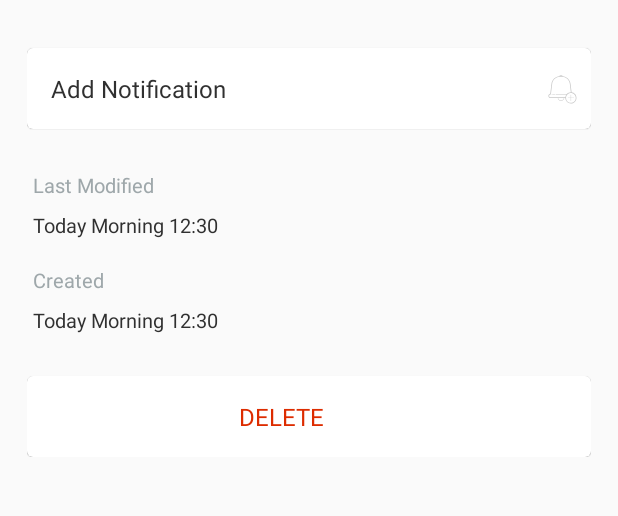
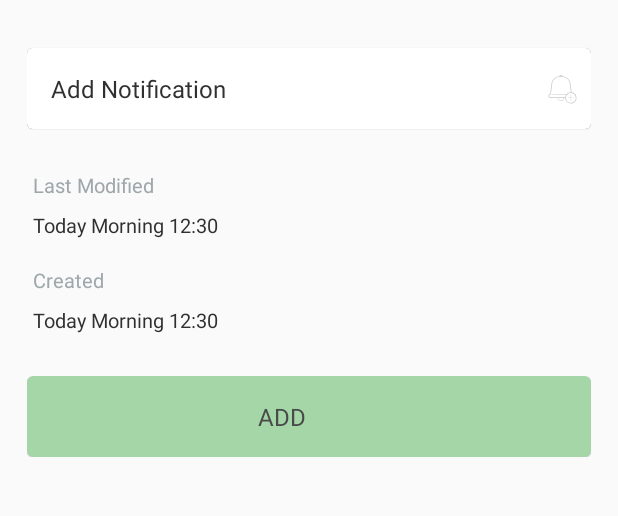
Before and after one commit to ithebk/task_app, an Android app: the AddTaskActivity screen opened directly, with no data from a screen before it, on a phone screen of 412 x 824 dp, the part 127-643 px from its top. Run offline under Robolectric (Android 15) with nearby library versions, the phone set to English and light mode, and no system bars; Roboto replaces fonts that are not available here.

Commit message:
Add tasks is now bottom sheet

```diff
--- a/app/src/main/AndroidManifest.xml
+++ b/app/src/main/AndroidManifest.xml
@@ -9,11 +9,6 @@
         android:roundIcon="@mipmap/ic_launcher_round"
         android:supportsRtl="true"
         android:theme="@style/AppTheme.Light" >
-        <activity
-            android:name=".ui.DrawerActivity"
-            android:label="@string/title_activity_drawer"
-            android:theme="@style/AppTheme.Light.NoActionBar" >
-        </activity>
         <activity android:name=".ui.MainActivity" >
             <intent-filter>
                 <action android:name="android.intent.action.MAIN" />
--- a/app/src/main/java/com/ithebk/tasks/ui/AddTaskActivity.kt
+++ b/app/src/main/java/com/ithebk/tasks/ui/AddTaskActivity.kt
@@ -12,7 +12,7 @@ class AddTaskActivity : AppCompatActivity() {
     private lateinit var editWordView: EditText
     override fun onCreate(savedInstanceState: Bundle?) {
         super.onCreate(savedInstanceState)
-        setContentView(R.layout.activity_add_task)
+        setContentView(R.layout.fragment_layout_add_task)
         editWordView = findViewById(R.id.edit_word)
 
     }
--- a/app/src/main/res/layout/activity_add_task.xml
+++ b/app/src/main/res/layout/fragment_layout_add_task.xml
@@ -4,6 +4,7 @@
         xmlns:tools="http://schemas.android.com/tools"
         xmlns:app="http://schemas.android.com/apk/res-auto"
         android:layout_width="match_parent"
+        android:layout_gravity="bottom"
         android:layout_height="wrap_content"
         android:orientation="vertical"
         tools:context=".ui.MainActivity">
@@ -150,25 +151,27 @@
                 </LinearLayout>
 
                 <androidx.cardview.widget.CardView
+                        android:id="@+id/bt_add_task"
                         android:layout_width="match_parent"
                         app:strokeColor="@color/delete_red"
-                        app:cardBackgroundColor="?colorPrimary"
-                        app:strokeWidth="0.5dp"
+                        app:cardBackgroundColor="@color/done_task"
+                        app:strokeWidth="2dp"
                         app:contentPadding="8dp"
                         app:cardCornerRadius="4dp"
                         app:cardElevation="0.5dp"
                         android:minHeight="50dp"
                         android:layout_marginTop="24dp"
                         android:maxHeight="200dp"
+                        android:foreground="?selectableItemBackgroundBorderless"
                         android:layout_height="wrap_content">
 
                     <TextView
-                            android:text="DELETE"
+                            android:text="ADD"
                             android:layout_gravity="center"
                             android:layout_width="wrap_content"
                             android:layout_height="wrap_content"
                             style="@style/TaskTitleCard"
-                            android:textColor="@color/delete_red"
+                            android:textColor="@color/primary_color_dark"
                             android:layout_alignParentEnd="true"
                             android:layout_marginEnd="18dp"
                             android:fontFamily="@font/roboto_light"/>
--- a/app/src/main/res/layout/main_bottom_layout_sheet.xml
+++ b/app/src/main/res/layout/main_bottom_layout_sheet.xml
@@ -9,10 +9,12 @@
     <TextView
             android:id="@+id/textView"
             android:layout_marginTop="8dp"
-            android:text="Item"
+            android:text="Settings"
             app:layout_constraintEnd_toEndOf="parent"
             app:layout_constraintStart_toStartOf="parent"
             app:layout_constraintTop_toTopOf="parent"
+            android:drawableLeft="@drawable/ic_settings_24dp"
+            android:drawableStart="@drawable/ic_settings_24dp"
             style="@style/ActionItem"
             />
     <TextView
--- a/app/src/main/res/values/styles.xml
+++ b/app/src/main/res/values/styles.xml
@@ -12,6 +12,7 @@
         <item name="secondary_text_color">@color/secondary_text_color_dark</item>
         <item name="task_icon_color">@color/task_icon_color_dark</item>
         <item name="extra_icon_color">@color/extra_icon_color_dark</item>
+        <item name="primary_color">@color/primary_color_dark</item>
         <item name="android:windowLightStatusBar" tools:targetApi="23">true</item>
     </style>
 
@@ -26,6 +27,7 @@
         <item name="secondary_text_color">@color/secondary_text_color_light</item>
         <item name="task_icon_color">@color/task_icon_color_light</item>
         <item name="extra_icon_color">@color/extra_icon_color_light</item>
+        <item name="primary_color">@color/primary_color_light</item>
     </style>
 
     <style name="TaskTitleCard">
@@ -63,6 +65,7 @@
     </style>
     <style name="AppTheme.Light.AppBarOverlay" parent="ThemeOverlay.AppCompat.Dark.ActionBar" />
     <style name="AppTheme.Light.PopupOverlay" parent="ThemeOverlay.AppCompat.Light" />
+
     <style name="ActionItem">
         <item name="android:textSize">@dimen/text_size</item>
         <item name="android:drawablePadding">@dimen/drawable_padding</item>
```
Also changed, not shown: app/src/main/java/com/ithebk/tasks/ui/AddTaskBottomDialogFragment.kt (added, +57 -0 lines), app/src/main/java/com/ithebk/tasks/ui/MainActivity.kt (+39 -13 lines), app/src/main/java/com/ithebk/tasks/ui/MainBottomDialogFragment.kt (deleted, +0 -22 lines), app/src/main/res/drawable/ic_settings_24dp.xml (+4 -8 lines), app/src/main/res/layout/activity_main.xml (+1 -6 lines), app/src/main/res/layout/layout_task.xml (+6 -2 lines).
